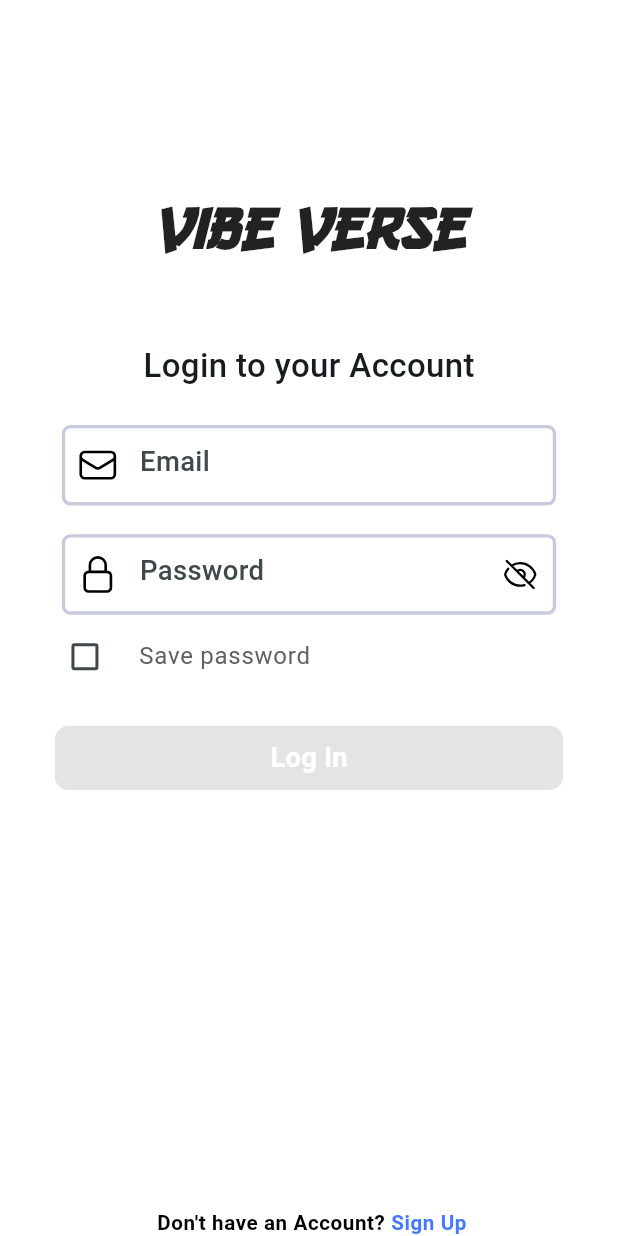
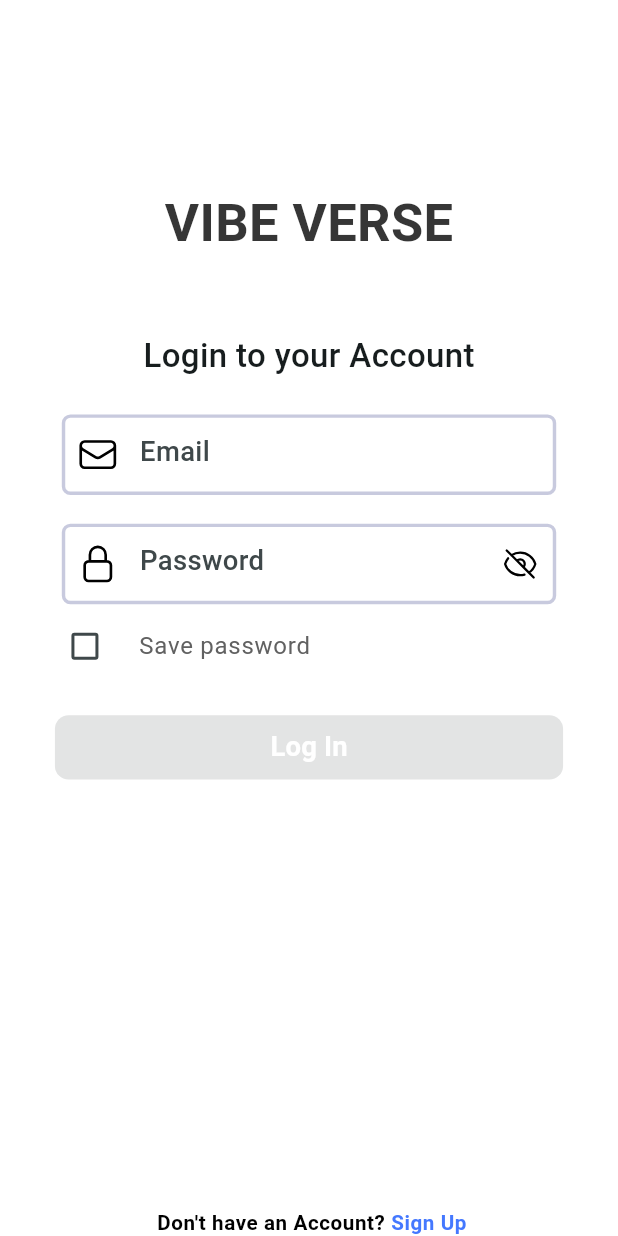
Before and after one commit to RifahTasnia-ux/vibe_verse_app, a Flutter app: the LoginScreen screen opened directly, on a phone screen of 412 x 824 dp. Run offline on Flutter 3.47's test engine with Material 3 defaults, Android fonts, the phone set to English and light mode, and no system bars; our stand-ins replace cached_network_image, cloud_firestore, firebase_auth, firebase_core, firebase_storage, flutter_animate and 6 more; accounts and stored records are empty; Roboto replaces fonts that are missing (Roboto-Bold); key blocks and very long unbroken strings in the code were emptied for the run.

```diff
--- a/lib/presentation/screens/auth/login_screen.dart
+++ b/lib/presentation/screens/auth/login_screen.dart
@@ -1,6 +1,7 @@
 import 'package:flutter/gestures.dart';
 import 'package:flutter/material.dart';
 import 'package:flutter_screenutil/flutter_screenutil.dart';
+import 'package:google_fonts/google_fonts.dart';
 import 'package:vibe_verse/presentation/screens/auth/registration_screen.dart';
 import 'package:vibe_verse/presentation/screens/home_bottom_nav_bar.dart';
 import 'package:flutter_svg/flutter_svg.dart';
@@ -68,10 +69,18 @@ class _LoginScreenState extends State<LoginScreen> {
       await Authentication()
           .login(email: emailTEC.text, password: passwordTEC.text);
       if (mounted) {
-        Navigator.pushReplacement(
-          context,
-          MaterialPageRoute(builder: (context) => const PersistentBottomNavBar()),
+        ScaffoldMessenger.of(context).showSnackBar(
+          const SnackBar(
+            content: Text('Log in is Successful!'),
+            backgroundColor: Colors.green,
+          ),
         );
+        Future.delayed(const Duration(seconds: 2), () {
+          Navigator.pushReplacement(
+            context,
+            MaterialPageRoute(builder: (context) => const PersistentBottomNavBar()),
+          );
+        });
         emailTEC.clear();
         passwordTEC.clear();
       }
@@ -103,15 +112,12 @@ class _LoginScreenState extends State<LoginScreen> {
             crossAxisAlignment: CrossAxisAlignment.center,
             children: [
               SizedBox(height: ScreenUtil.defaultSize.height * .15.h),
-              const Text(
-                'Vibe Verse',
-                style: TextStyle(
-                    fontSize: 40,
-                    fontWeight: FontWeight.w700,
-                    fontStyle: FontStyle.italic,
-                    fontFamily: "Gang",
-                    color: Colors.black87
-                ),
+              Text(
+                'Vibe Verse'.toUpperCase(),
+                style: GoogleFonts.nerkoOne(
+                  fontSize: 35,
+                  color: const Color(0xff363636),
+                  fontWeight: FontWeight.w700,),
               ),
               SizedBox(height: 40.h),
               const Text(
--- a/lib/presentation/screens/upload_post_screen/new_post_screen.dart
+++ b/lib/presentation/screens/upload_post_screen/new_post_screen.dart
@@ -185,7 +185,7 @@ class NewPostScreenState extends State<NewPostScreen> {
                     ],
                   ),
                 ),
-                const SizedBox(width: 8.0),
+                const SizedBox(width: 7.0),
                 Padding(
                   padding: const EdgeInsets.only(right: 8.0),
                   child: Container(
```
Also changed, not shown: lib/data/firebase_firestore.dart (+9 -5 lines).
